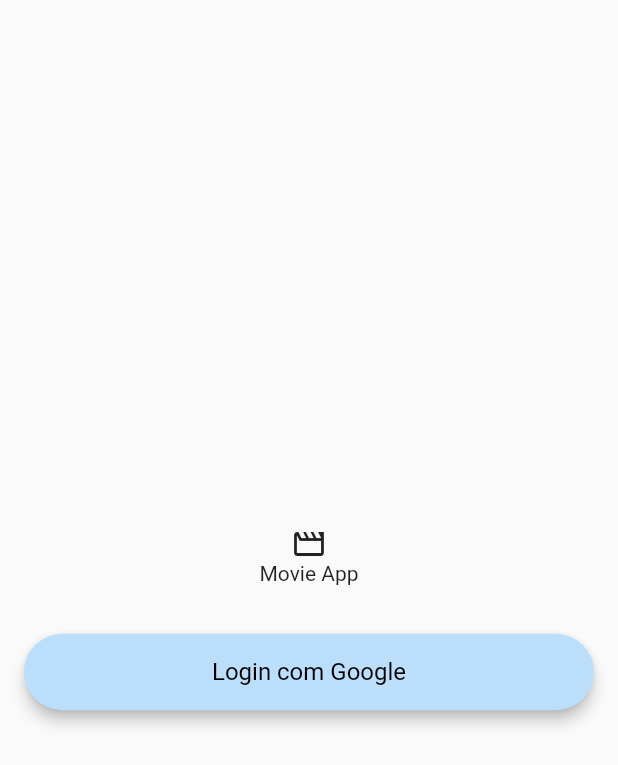
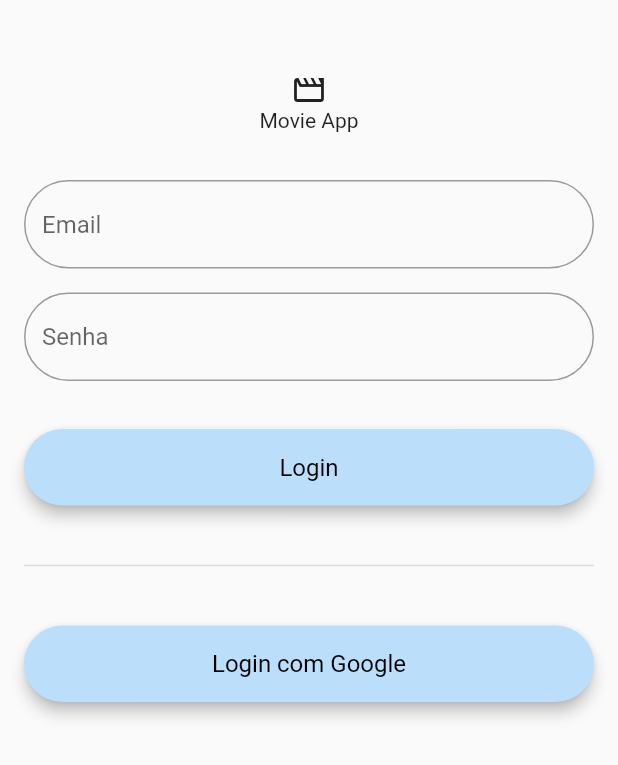
Before and after one commit to marcelopmont/mob23-movies-app, a Flutter app: the screen it shows after launch, on a phone screen of 412 x 824 dp. Shown: the top 765 px of the screen. Run offline on Flutter 3.47's test engine with Material 2 defaults, Android fonts, the phone set to English and light mode, and no system bars; our stand-ins replace firebase_auth, firebase_core, get, google_sign_in; accounts and stored records are empty.

Commit message:
Text input

```diff
--- a/lib/presentation/login/login_presenter.dart
+++ b/lib/presentation/login/login_presenter.dart
@@ -7,6 +7,21 @@ class LoginPresenter extends GetxController {
   });
 
   LoginWithGoogle loginWithGoogle;
+
+  String _email = '';
+  String _password = '';
+
+  void onEmailChanged(String email) {
+    _email = email;
+  }
+
+  void onPasswordChanged(String password) {
+    _password = password;
+  }
+
+  void onLoginWithEmail() {
+
+  }
 
   void onLoginWithGooglePressed() {
     loginWithGoogle.execute().then((user) {
--- a/lib/ui/login/login_screen.dart
+++ b/lib/ui/login/login_screen.dart
@@ -1,6 +1,7 @@
 import 'package:flutter/material.dart';
 import 'package:movies_app/presentation/login/login_presenter.dart';
 import 'package:movies_app/ui/widgets/rounded_button.dart';
+import 'package:movies_app/ui/widgets/rounded_text_field.dart';
 
 class LoginScreen extends StatelessWidget {
   static const String id = '/login_screen';
@@ -16,13 +17,29 @@ class LoginScreen extends StatelessWidget {
   Widget build(BuildContext context) {
     return Scaffold(
       body: SafeArea(
+        child: SingleChildScrollView(
           child: Padding(
             padding: const EdgeInsets.all(16),
             child: Column(
-            mainAxisAlignment: MainAxisAlignment.center,
               children: [
+                const SizedBox(height: 32),
                 const Icon(Icons.movie_outlined),
                 const Text('Movie App'),
+                const SizedBox(height: 32),
+                RoundedTextField(
+                  hintText: 'Email',
+                  onChanged: presenter.onEmailChanged,
+                ),
+                const SizedBox(height: 16),
+                RoundedTextField(
+                  hintText: 'Senha',
+                  obscureText: true,
+                  onChanged: presenter.onPasswordChanged,
+                ),
+                const SizedBox(height: 32),
+                RoundedButton(text: 'Login', onPressed: () {}),
+                const SizedBox(height: 32),
+                const Divider(thickness: 1),
                 const SizedBox(height: 32),
                 RoundedButton(
                   text: 'Login com Google',
@@ -32,6 +49,7 @@ class LoginScreen extends StatelessWidget {
             ),
           ),
         ),
+      ),
     );
   }
 }
--- /dev/null
+++ b/lib/ui/widgets/rounded_text_field.dart
@@ -0,0 +1,26 @@
+import 'package:flutter/material.dart';
+
+class RoundedTextField extends StatelessWidget {
+  const RoundedTextField({
+    Key? key,
+    required this.onChanged,
+    this.hintText = '',
+    this.obscureText = false,
+  }) : super(key: key);
+
+  final String hintText;
+  final bool obscureText;
+  final Function(String) onChanged;
+
+  @override
+  Widget build(BuildContext context) {
+    return TextField(
+      onChanged: onChanged,
+      obscureText: obscureText,
+      decoration: InputDecoration(
+        hintText: hintText,
+        border: OutlineInputBorder(borderRadius: BorderRadius.circular(1000)),
+      ),
+    );
+  }
+}
```
Lines whose indentation alone changed are shown as unchanged.
